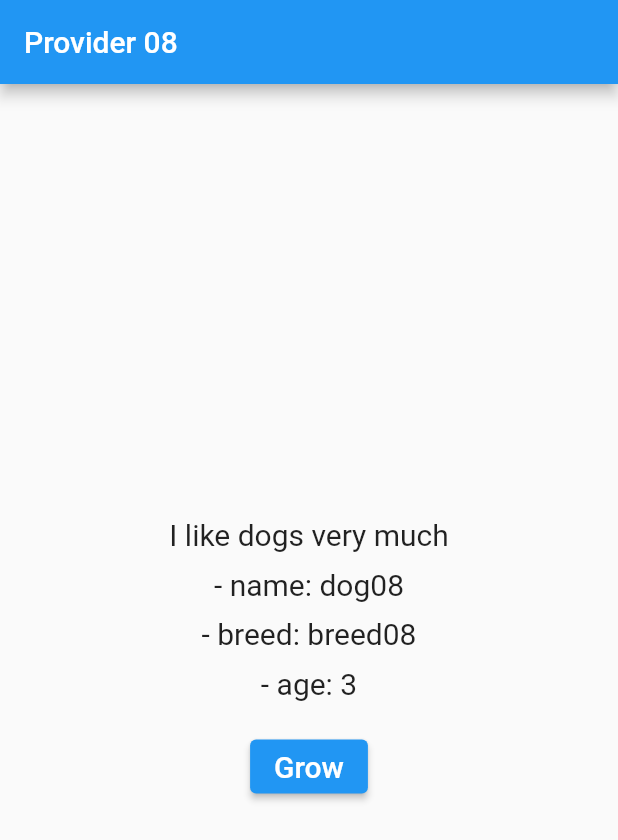
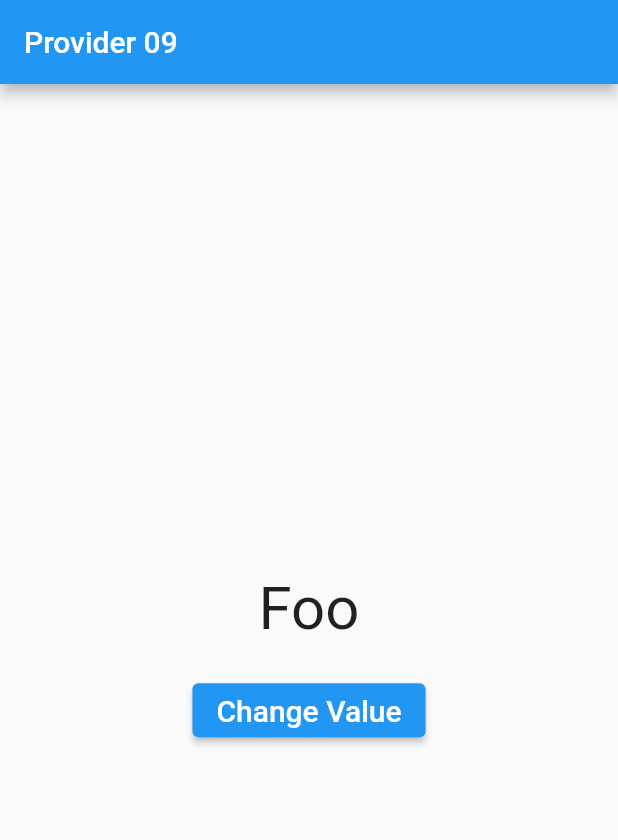
Before and after one commit to sarav-daya/learn-provider, a Flutter app: the screen it shows after launch, on a phone screen of 412 x 824 dp. Shown: the top 840 px of the screen. Run offline on Flutter 3.47's test engine with Material 2 defaults, Android fonts, the phone set to English and light mode, and no system bars.

Commit message:
Using Consumer and ChangeNotifierProvider

```diff
--- a/lib/main.dart
+++ b/lib/main.dart
@@ -1,7 +1,5 @@
 import 'package:flutter/material.dart';
 import 'package:provider/provider.dart';
-
-import 'models/dog.dart';
 
 void main() {
   runApp(const MyApp());
@@ -12,111 +10,64 @@ class MyApp extends StatelessWidget {
 
   @override
   Widget build(BuildContext context) {
-    return ChangeNotifierProvider<Dog>(
-      create: (context) => Dog(name: 'dog08', breed: 'breed08', age: 3),
-      child: MaterialApp(
-        title: 'Provider 08',
-        debugShowCheckedModeBanner: false,
-        theme: ThemeData(
-          primarySwatch: Colors.blue,
-        ),
-        home: const MyHomePage(),
+    return MaterialApp(
+      title: 'Provider 09',
+      debugShowCheckedModeBanner: false,
+      theme: ThemeData(
+        primarySwatch: Colors.blue,
+      ),
+      home: const HomePage(),
+    );
+  }
+}
+
+class Foo with ChangeNotifier {
+  String value = 'Foo';
+
+  void changeValue() {
+    value = value == 'Foo' ? 'Bar' : 'Foo';
+    notifyListeners();
+  }
+}
+
+class HomePage extends StatelessWidget {
+  const HomePage({Key? key}) : super(key: key);
+
+  @override
+  Widget build(BuildContext context) {
+    return Scaffold(
+      appBar: AppBar(
+        title: Text('Provider 09'),
+      ),
+      body: ChangeNotifierProvider<Foo>(
+        create: (context) => Foo(),
+        child: Consumer<Foo>(
+            builder: (BuildContext context, Foo foo, Widget? child) {
+          return Center(
+            child: Column(
+              mainAxisAlignment: MainAxisAlignment.center,
+              children: [
+                Text(
+                  '${foo.value}',
+                  style: TextStyle(
+                    fontSize: 40,
+                  ),
+                ),
+                SizedBox(
+                  height: 20.0,
+                ),
+                ElevatedButton(
+                  onPressed: foo.changeValue,
+                  child: Text(
+                    'Change Value',
+                    style: TextStyle(fontSize: 20.0),
+                  ),
+                )
+              ],
+            ),
+          );
+        }),
       ),
     );
   }
 }
-
-class MyHomePage extends StatefulWidget {
-  const MyHomePage({Key? key}) : super(key: key);
-
-  @override
-  State<MyHomePage> createState() => _MyHomePageState();
-}
-
-class _MyHomePageState extends State<MyHomePage> {
-  @override
-  Widget build(BuildContext context) {
-    return Scaffold(
-      appBar: AppBar(
-        title: Text('Provider 08'),
-      ),
-      body: Consumer<Dog>(
-        builder: (BuildContext context, Dog dog, Widget? child) {
-          return Center(
-            child: Column(
-              mainAxisAlignment: MainAxisAlignment.center,
-              mainAxisSize: MainAxisSize.min,
-              children: [
-                child!,
-                SizedBox(height: 10.0),
-                Text(
-                  '- name: ${dog.name}',
-                  style: TextStyle(fontSize: 20.0),
-                ),
-                SizedBox(height: 10.0),
-                BreedAndAge(),
-              ],
-            ),
-          );
-        },
-        // ! This text widget will not be rebuilt whenever the dog object changes
-        child: Text(
-          'I like dogs very much',
-          style: TextStyle(fontSize: 20.0),
-        ),
-      ),
-    );
-  }
-}
-
-class BreedAndAge extends StatelessWidget {
-  const BreedAndAge({
-    Key? key,
-  }) : super(key: key);
-
-  @override
-  Widget build(BuildContext context) {
-    return Consumer<Dog>(builder: (_, Dog dog, __) {
-      return Column(
-        children: [
-          Text(
-            '- breed: ${dog.breed}',
-            style: TextStyle(fontSize: 20.0),
-          ),
-          SizedBox(height: 10.0),
-          Age(),
-        ],
-      );
-    });
-  }
-}
-
-class Age extends StatelessWidget {
-  const Age({
-    Key? key,
-  }) : super(key: key);
-
-  @override
-  Widget build(BuildContext context) {
-    return Consumer<Dog>(
-      builder: (_, Dog dog, __) {
-        return Column(
-          children: [
-            Text(
-              '- age: ${dog.age}',
-              style: TextStyle(fontSize: 20.0),
-            ),
-            SizedBox(height: 20.0),
-            ElevatedButton(
-              onPressed: () => dog.grow(),
-              child: Text(
-                'Grow',
-                style: TextStyle(fontSize: 20.0),
-              ),
-            ),
-          ],
-        );
-      },
-    );
-  }
-}
```
